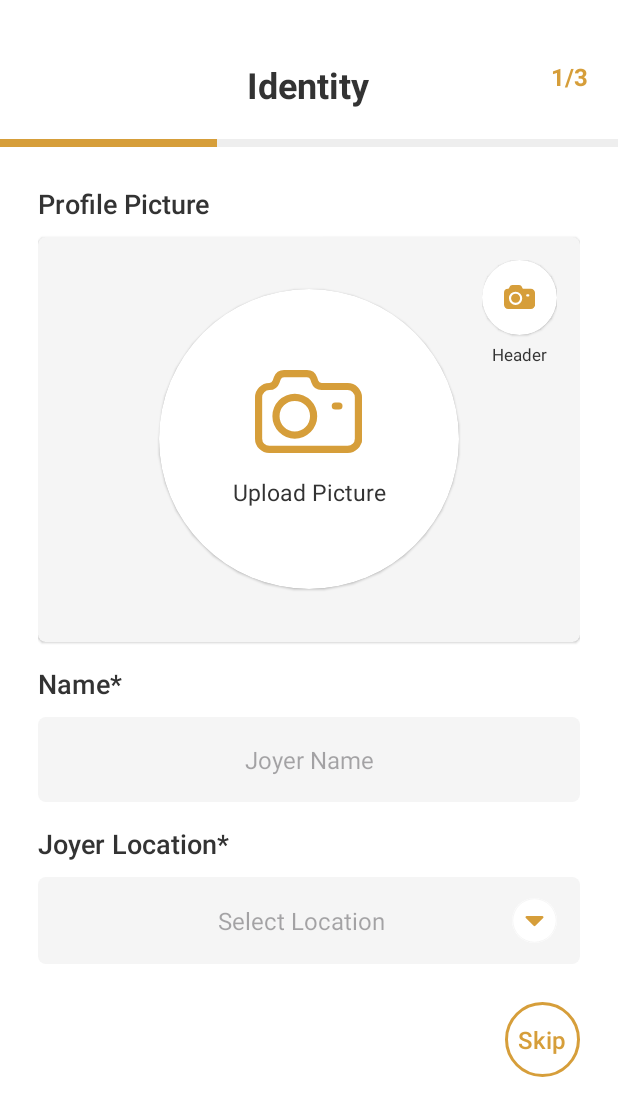
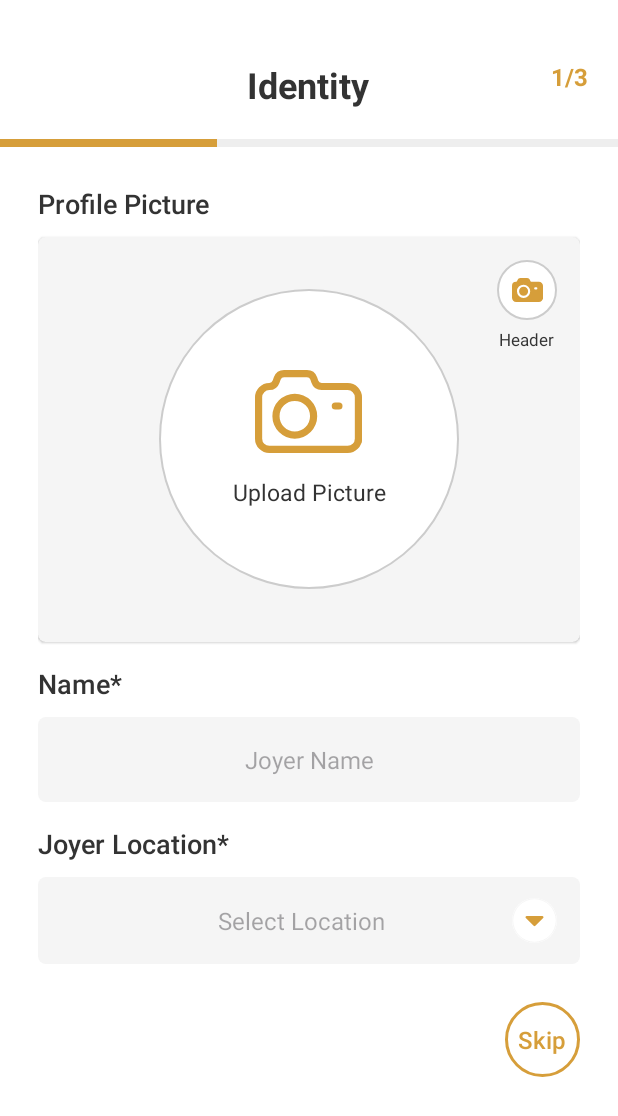
Before and after one commit to mobileteamt/joyers_android, an Android app: the IdentityActivity screen opened directly, with no data from a screen before it, on a phone screen of 412 x 824 dp. Shown: the top 1116 px of the screen. Run offline under Robolectric (Android 15) with nearby library versions, the phone set to English and light mode, and no system bars; our stand-ins replace data binding; libraries missing offline, so code that uses them is left out: com.sangcomz.fishbun; pictures from the network do not load.

Commit message:
Implemented image picker

```diff
--- a/app/src/main/java/com/synapse/joyers/ui/signup/IdentityActivity.kt
+++ b/app/src/main/java/com/synapse/joyers/ui/signup/IdentityActivity.kt
@@ -1,7 +1,13 @@
 package com.synapse.joyers.ui.signup
 
+import android.app.Activity
+import android.content.Intent
+import android.graphics.BlendMode
+import android.graphics.BlendModeColorFilter
 import android.graphics.PorterDuff
 import android.graphics.drawable.LayerDrawable
+import android.net.Uri
+import android.os.Build
 import android.os.Bundle
 import androidx.activity.enableEdgeToEdge
 import androidx.appcompat.app.AppCompatActivity
@@ -10,8 +16,10 @@ import androidx.core.view.ViewCompat
 import androidx.core.view.WindowInsetsCompat
 import androidx.databinding.DataBindingUtil
 import androidx.viewpager2.widget.ViewPager2
+import com.sangcomz.fishbun.FishBun
 import com.synapse.joyers.R
 import com.synapse.joyers.databinding.ActivityIdentityBinding
+import com.synapse.joyers.utils.Constants.Companion.PICKER_IMAGE_CODE
 
 class IdentityActivity : AppCompatActivity() {
 
@@ -26,7 +34,13 @@ class IdentityActivity : AppCompatActivity() {
 
         val drawable = binding.strengthProgressBar.progressDrawable.mutate()
         val clipDrawable = (drawable as LayerDrawable).findDrawableByLayerId(android.R.id.progress)
-        clipDrawable.setColorFilter("#D69E3A".toColorInt(), PorterDuff.Mode.SRC_IN)
+        //clipDrawable.setColorFilter("#D69E3A".toColorInt(), PorterDuff.Mode.SRC_IN)
+        if (Build.VERSION.SDK_INT >= Build.VERSION_CODES.Q) {
+            clipDrawable.colorFilter = BlendModeColorFilter("#D69E3A".toColorInt(), BlendMode.SRC_IN)
+        } else {
+            @Suppress("DEPRECATION")
+            clipDrawable.setColorFilter("#D69E3A".toColorInt(), PorterDuff.Mode.SRC_IN)
+        }
         binding.strengthProgressBar.progressDrawable = drawable
 
         binding.viewPager.registerOnPageChangeCallback(object : ViewPager2.OnPageChangeCallback() {
@@ -69,4 +83,6 @@ class IdentityActivity : AppCompatActivity() {
         binding.viewPager.adapter = viewPagerAdapter
 
     }
+
+
 }
--- /dev/null
+++ b/app/src/main/res/drawable/white_circle.xml
@@ -0,0 +1,11 @@
+<?xml version="1.0" encoding="utf-8"?>
+<shape xmlns:android="http://schemas.android.com/apk/res/android"
+    android:shape="oval">
+
+    <solid android:color="#FFFFFF" /> <!-- White fill -->
+
+    <stroke
+        android:width="1dp"
+        android:color="#CCCCCC" /> <!-- Light grey border -->
+
+</shape>
--- a/app/src/main/res/layout/fragment_page_one.xml
+++ b/app/src/main/res/layout/fragment_page_one.xml
@@ -1,7 +1,8 @@
 <?xml version="1.0" encoding="utf-8"?>
 <layout xmlns:android="http://schemas.android.com/apk/res/android"
     xmlns:card_view="http://schemas.android.com/apk/res-auto"
-    xmlns:tools="http://schemas.android.com/tools">
+    xmlns:tools="http://schemas.android.com/tools"
+    xmlns:app="http://schemas.android.com/apk/res-auto">
 
     <ScrollView
         android:layout_width="match_parent"
@@ -31,15 +32,22 @@
                 card_view:cardCornerRadius="5dp"
                 card_view:cardElevation="1dp">
 
-                <androidx.cardview.widget.CardView
+                <FrameLayout
                     android:layout_width="200dp"
                     android:layout_height="200dp"
-                    android:layout_gravity="center"
-                    card_view:cardBackgroundColor="@color/white"
-                    card_view:cardCornerRadius="100dp"
-                    card_view:cardElevation="1dp">
+                    android:layout_gravity="center">
+
+
+                    <com.google.android.material.imageview.ShapeableImageView
+                        android:id="@+id/profile_image"
+                        android:layout_width="match_parent"
+                        android:layout_height="match_parent"
+                        android:scaleType="centerCrop"
+                        android:background="@drawable/white_circle"
+                        app:shapeAppearanceOverlay="@style/CircleImageStyle" />
 
                     <LinearLayout
+                        android:id="@+id/linear_profile_image"
                         android:layout_width="match_parent"
                         android:layout_height="wrap_content"
                         android:layout_gravity="center"
@@ -47,7 +55,6 @@
                         android:orientation="vertical">
                         <!-- Circular ImageView inside CardView -->
                         <androidx.appcompat.widget.AppCompatImageView
-                            android:id="@+id/profile_image"
                             android:layout_width="71dp"
                             android:layout_height="55dp"
                             android:layout_gravity="center"
@@ -65,7 +72,8 @@
 
                     </LinearLayout>
 
-                </androidx.cardview.widget.CardView>
+
+                </FrameLayout>
 
                 <LinearLayout
                     android:layout_width="wrap_content"
@@ -75,17 +83,21 @@
                     android:gravity="center"
                     android:orientation="vertical">
 
-                    <androidx.cardview.widget.CardView
-                        android:layout_width="50dp"
-                        android:layout_height="50dp"
-                        card_view:cardBackgroundColor="@color/white"
-                        card_view:cardCornerRadius="25dp"
-                        card_view:cardElevation="1dp">
+                    <FrameLayout
+                        android:layout_width="40dp"
+                        android:layout_height="40dp"
+                        android:layout_gravity="center">
 
+
+                    <com.google.android.material.imageview.ShapeableImageView
+                        android:id="@+id/header_image"
+                        android:layout_width="match_parent"
+                        android:layout_height="match_parent"
+                        android:scaleType="centerCrop"
+                        android:src="@drawable/white_circle" />
 
                         <!-- Circular ImageView inside CardView -->
                         <androidx.appcompat.widget.AppCompatImageView
-                            android:id="@+id/header_image"
                             android:layout_width="25dp"
                             android:layout_height="20dp"
                             android:layout_gravity="center"
@@ -93,7 +105,12 @@
                             android:src="@drawable/camera_inside_color" />
 
 
-                    </androidx.cardview.widget.CardView>
+                    </FrameLayout>
+
+
+
+
+
 
                     <androidx.appcompat.widget.AppCompatTextView
                         android:layout_width="wrap_content"
--- a/gradle/libs.versions.toml
+++ b/gradle/libs.versions.toml
@@ -2,7 +2,10 @@
 agp = "8.10.0"
 androidGifDrawable = "1.2.29"
 ccp = "2.7.3"
+coil = "2.3.0"
 datastorePreferences = "1.1.4"
+fishbun = "1.1.1"
+glide = "4.12.0"
 koinAndroid = "3.4.0"
 kotlin = "2.0.21"
 coreKtx = "1.16.0"
@@ -33,8 +36,11 @@ androidx-lifecycle-viewmodel-ktx = { module = "androidx.lifecycle:lifecycle-view
 androidx-media3-exoplayer = { module = "androidx.media3:media3-exoplayer", version.ref = "media3Exoplayer" }
 androidx-media3-ui = { module = "androidx.media3:media3-ui", version.ref = "media3Exoplayer" }
 ccp = { module = "com.hbb20:ccp", version.ref = "ccp" }
+coil = { module = "io.coil-kt:coil", version.ref = "coil" }
 converter-gson = { module = "com.squareup.retrofit2:converter-gson", version.ref = "retrofit" }
 converter-scalars = { module = "com.squareup.retrofit2:converter-scalars", version.ref = "retrofit" }
+fishbun = { module = "io.github.sangcomz:fishbun", version.ref = "fishbun" }
+glide = { module = "com.github.bumptech.glide:glide", version.ref = "glide" }
 junit = { group = "junit", name = "junit", version.ref = "junit" }
 androidx-junit = { group = "androidx.test.ext", name = "junit", version.ref = "junitVersion" }
 androidx-espresso-core = { group = "androidx.test.espresso", name = "espresso-core", version.ref = "espressoCore" }
```
Also changed, not shown: app/src/main/java/com/synapse/joyers/ui/signup/PageOneFragment.kt (+32 -2 lines), app/src/main/java/com/synapse/joyers/ui/signup/SignupActivity.kt (+11 -1 lines), app/src/main/java/com/synapse/joyers/utils/ImagePickerBottomSheet.kt (added, +90 -0 lines), app/src/main/res/layout/bottom_sheet_image_picker.xml (added, +52 -0 lines), 1 other file.
